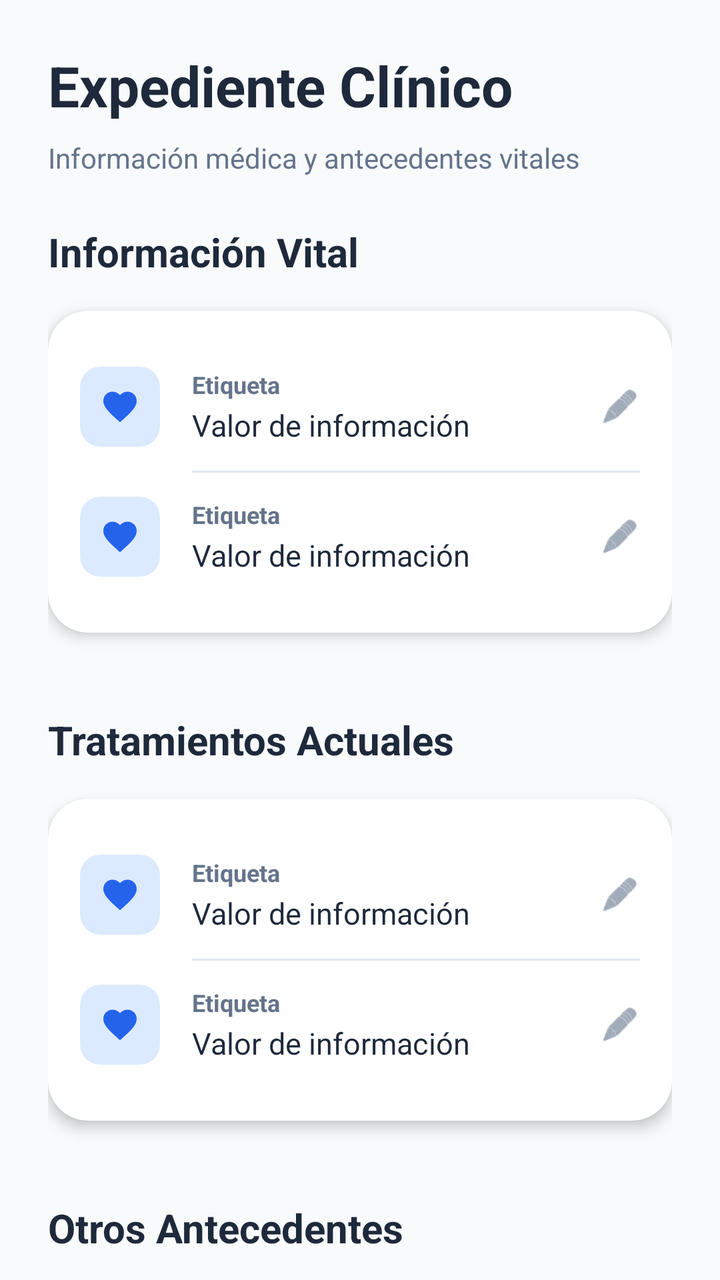
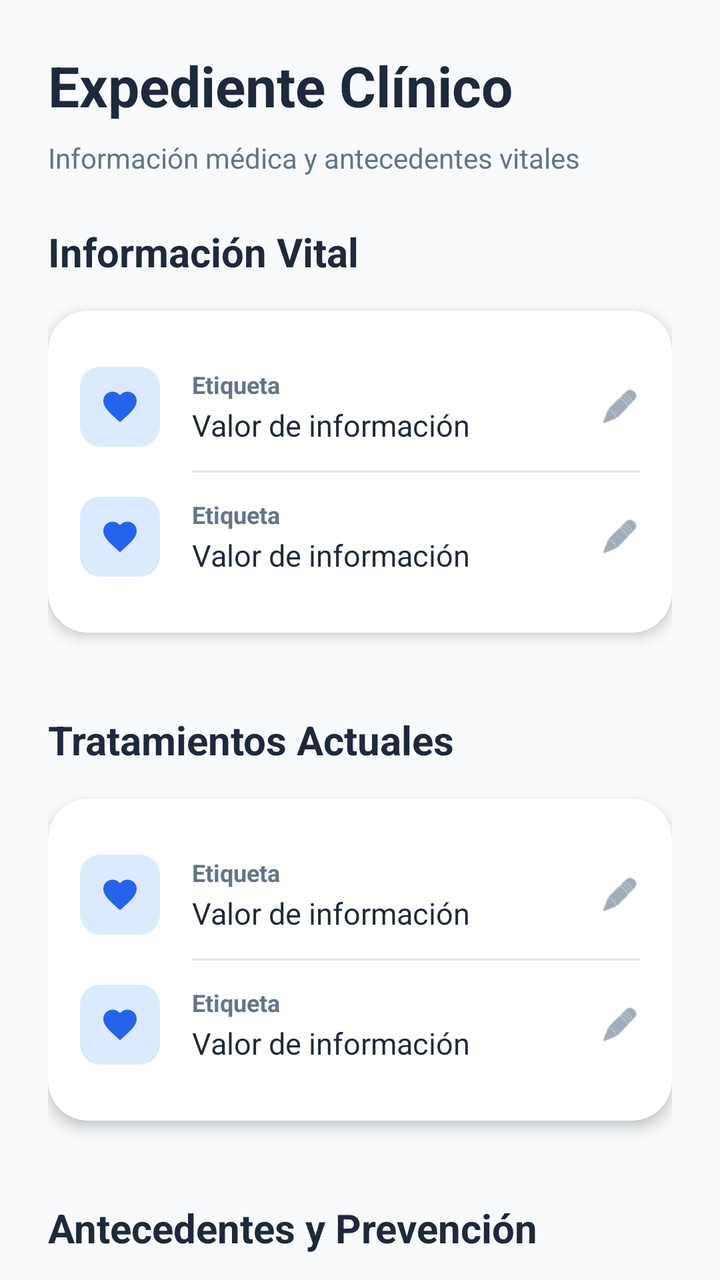

Screens rendered from an Android XML layout before and after an edit, with the pre-edit source and the edit as a unified diff.
<!-- AndroidManifest.xml: application theme AppTheme -->
<!-- res/layout/fragment_salud.xml -->
<?xml version="1.0" encoding="utf-8"?>
<LinearLayout xmlns:android="http://schemas.android.com/apk/res/android"
    xmlns:app="http://schemas.android.com/apk/res-auto"
    android:layout_width="match_parent"
    android:layout_height="match_parent"
    android:orientation="vertical"
    android:background="@color/background">

    <androidx.core.widget.NestedScrollView
        android:layout_width="match_parent"
        android:layout_height="match_parent">

        <LinearLayout
            android:layout_width="match_parent"
            android:layout_height="wrap_content"
            android:orientation="vertical"
            android:padding="24dp">

            <TextView
                style="@style/Heading1"
                android:layout_width="wrap_content"
                android:layout_height="wrap_content"
                android:text="Expediente Clínico"
                android:layout_marginBottom="8dp" />

            <TextView
                android:layout_width="wrap_content"
                android:layout_height="wrap_content"
                android:text="Información médica y antecedentes vitales"
                android:textColor="@color/text_secondary"
                android:layout_marginBottom="24dp" />

            
            <com.google.android.material.card.MaterialCardView
                android:id="@+id/cardCriticalAlert"
                style="@style/PremiumCard"
                android:layout_width="match_parent"
                android:layout_height="wrap_content"
                app:cardBackgroundColor="@color/severity_high"
                app:strokeColor="@color/sos_red"
                app:strokeWidth="1dp"
                android:visibility="gone">
                <LinearLayout
                    android:layout_width="match_parent"
                    android:layout_height="wrap_content"
                    android:orientation="horizontal"
                    android:padding="16dp"
                    android:gravity="center_vertical">
                    <ImageView
                        android:layout_width="24dp"
                        android:layout_height="24dp"
                        android:src="@android:drawable/ic_dialog_alert"
                        app:tint="@color/sos_red" />
                    <TextView
                        android:id="@+id/tvCriticalAllergies"
                        android:layout_width="match_parent"
                        android:layout_height="wrap_content"
                        android:layout_marginStart="12dp"
                        android:text="¡ALERTA!: Penicilina (Grave)"
                        android:textColor="@color/severity_high_text"
                        android:textStyle="bold" />
                </LinearLayout>
            </com.google.android.material.card.MaterialCardView>

            
            <TextView
                style="@style/SectionTitle"
                android:layout_width="wrap_content"
                android:layout_height="wrap_content"
                android:text="Información Vital"
                android:layout_marginTop="0dp" />

            <com.google.android.material.card.MaterialCardView
                style="@style/PremiumCard"
                android:layout_width="match_parent"
                android:layout_height="wrap_content">
                <LinearLayout
                    android:layout_width="match_parent"
                    android:layout_height="wrap_content"
                    android:orientation="vertical"
                    android:padding="16dp">

                    <include layout="@layout/row_medical_info" android:id="@+id/rowBlood" />
                    <include layout="@layout/divider_horizontal" />
                    <include layout="@layout/row_medical_info" android:id="@+id/rowAllergies" />

                </LinearLayout>
            </com.google.android.material.card.MaterialCardView>

            
            <TextView
                style="@style/SectionTitle"
                android:layout_width="wrap_content"
                android:layout_height="wrap_content"
                android:text="Tratamientos Actuales" />

            <com.google.android.material.card.MaterialCardView
                style="@style/PremiumCard"
                android:layout_width="match_parent"
                android:layout_height="wrap_content">
                <LinearLayout
                    android:layout_width="match_parent"
                    android:layout_height="wrap_content"
                    android:orientation="vertical"
                    android:padding="16dp">

                    <include layout="@layout/row_medical_info" android:id="@+id/rowMeds" />
                    <include layout="@layout/divider_horizontal" />
                    <include layout="@layout/row_medical_info" android:id="@+id/rowChronic" />

                </LinearLayout>
            </com.google.android.material.card.MaterialCardView>

            
            <TextView
                style="@style/SectionTitle"
                android:layout_width="wrap_content"
                android:layout_height="wrap_content"
                android:text="Otros Antecedentes" />

            <com.google.android.material.card.MaterialCardView
                style="@style/PremiumCard"
                android:layout_width="match_parent"
                android:layout_height="wrap_content"
                android:layout_marginBottom="40dp">
                <LinearLayout
                    android:layout_width="match_parent"
                    android:layout_height="wrap_content"
                    android:orientation="vertical"
                    android:padding="16dp">

                    <include layout="@layout/row_medical_info" android:id="@+id/rowVaccines" />
                    <include layout="@layout/divider_horizontal" />
                    <include layout="@layout/row_medical_info" android:id="@+id/rowSurgeries" />

                </LinearLayout>
            </com.google.android.material.card.MaterialCardView>

        </LinearLayout>
    </androidx.core.widget.NestedScrollView>

</LinearLayout>
<!-- res/layout/row_medical_info.xml (included above) -->
<?xml version="1.0" encoding="utf-8"?>
<LinearLayout xmlns:android="http://schemas.android.com/apk/res/android"
    xmlns:app="http://schemas.android.com/apk/res-auto"
    android:layout_width="match_parent"
    android:layout_height="wrap_content"
    android:orientation="horizontal"
    android:paddingVertical="12dp"
    android:gravity="center_vertical"
    android:clickable="true"
    android:focusable="true"
    android:background="?attr/selectableItemBackground">

    <com.google.android.material.card.MaterialCardView
        android:layout_width="40dp"
        android:layout_height="40dp"
        app:cardCornerRadius="10dp"
        app:cardElevation="0dp"
        app:cardBackgroundColor="@color/primary_light">
        <ImageView
            android:id="@+id/rowIcon"
            android:layout_width="20dp"
            android:layout_height="20dp"
            android:layout_gravity="center"
            android:src="@drawable/ic_heart"
            app:tint="@color/primary" />
    </com.google.android.material.card.MaterialCardView>

    <LinearLayout
        android:layout_width="0dp"
        android:layout_height="wrap_content"
        android:layout_weight="1"
        android:layout_marginStart="16dp"
        android:orientation="vertical">

        <TextView
            android:id="@+id/rowLabel"
            android:layout_width="wrap_content"
            android:layout_height="wrap_content"
            android:text="Etiqueta"
            android:textColor="@color/text_secondary"
            android:textSize="12sp"
            android:textStyle="bold" />

        <TextView
            android:id="@+id/rowValue"
            android:layout_width="wrap_content"
            android:layout_height="wrap_content"
            android:layout_marginTop="2dp"
            android:text="Valor de información"
            android:textColor="@color/text_primary"
            android:textSize="15sp" />
    </LinearLayout>

    <ImageView
        android:layout_width="20dp"
        android:layout_height="20dp"
        android:src="@android:drawable/ic_menu_edit"
        app:tint="@color/text_secondary" />

</LinearLayout>
<!-- res/layout/divider_horizontal.xml (included above) -->
<?xml version="1.0" encoding="utf-8"?>
<View xmlns:android="http://schemas.android.com/apk/res/android"
    android:layout_width="match_parent"
    android:layout_height="1dp"
    android:background="@color/divider"
    android:layout_marginStart="56dp" />
<!-- resources referenced by this layout -->
<resources>
  <color name="background">#F8FAFC</color>
  <color name="divider">#E2E8F0</color>
  <color name="primary">#2563EB</color>
  <color name="primary_light">#DBEAFE</color>
  <color name="severity_high">#FEE2E2</color>
  <color name="severity_high_text">#991B1B</color>
  <color name="sos_red">#EF4444</color>
  <color name="text_primary">#1E293B</color>
  <color name="text_secondary">#64748B</color>
  <!-- drawable ic_heart (drawable) -->
  <?xml version="1.0" encoding="utf-8"?>
  <vector xmlns:android="http://schemas.android.com/apk/res/android"
      android:width="24dp"
      android:height="24dp"
      android:viewportWidth="24"
      android:viewportHeight="24">
      <path
          android:fillColor="#FF000000"
          android:pathData="M12,21.35l-1.45,-1.32C5.4,15.36 2,12.28 2,8.5 2,5.42 4.42,3 7.5,3c1.74,0 3.41,0.81 4.5,2.09C13.09,3.81 14.76,3 16.5,3 19.58,3 22,5.42 22,8.5c0,3.78 -3.4,6.86 -8.55,11.54L12,21.35z" />
  </vector>
  <style name="Heading1">
          <item name="android:textSize">28sp</item>
          <item name="android:textColor">@color/text_primary</item>
          <item name="android:textStyle">bold</item>
      </style>
  <style name="PremiumCard" parent="Widget.MaterialComponents.CardView">
          <item name="cardCornerRadius">20dp</item>
          <item name="cardElevation">4dp</item>
          <item name="android:layout_marginBottom">16dp</item>
          <item name="cardBackgroundColor">@color/card_background</item>
      </style>
  <style name="SectionTitle">
          <item name="android:textSize">20sp</item>
          <item name="android:textColor">@color/text_primary</item>
          <item name="android:textStyle">bold</item>
          <item name="android:layout_marginBottom">16dp</item>
          <item name="android:layout_marginTop">24dp</item>
      </style>
  <style name="AppTheme" parent="Theme.MaterialComponents.Light.NoActionBar">
          <item name="colorPrimary">@color/primary</item>
          <item name="colorPrimaryDark">@color/primary_dark</item>
          <item name="colorAccent">@color/accent</item>
          <item name="android:windowBackground">@color/background</item>
          <item name="bottomNavigationStyle">@style/CustomBottomNavigation</item>
      </style>
  <color name="card_background">#FFFFFF</color>
  <color name="primary_dark">#1E40AF</color>
  <color name="accent">#10B981</color>
  <style name="CustomBottomNavigation" parent="Widget.MaterialComponents.BottomNavigationView">
          <item name="labelVisibilityMode">labeled</item>
          <item name="itemIconSize">22dp</item>
          <item name="itemRippleColor">@color/primary_light</item>
          <item name="backgroundTint">@color/white</item>
          <item name="itemIconTint">@color/selector_nav_color</item>
          <item name="itemTextColor">@color/selector_nav_color</item>
          <item name="android:paddingTop">0dp</item>
          <item name="android:paddingBottom">0dp</item>
      </style>
  <color name="white">#FFFFFF</color>
</resources>

<!-- the commit's change to res/layout/fragment_salud.xml (unified diff, before → after) -->
@@ -116,7 +116,7 @@
                 style="@style/SectionTitle"
                 android:layout_width="wrap_content"
                 android:layout_height="wrap_content"
-                android:text="Otros Antecedentes" />
+                android:text="Antecedentes y Prevención" />
 
             <com.google.android.material.card.MaterialCardView
                 style="@style/PremiumCard"
